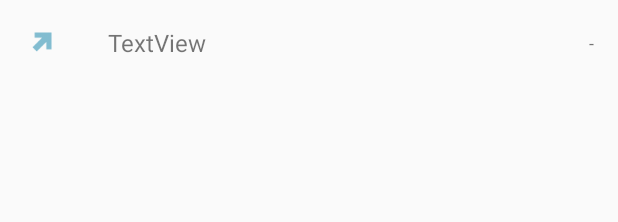
After one commit to stillping/capstone_project, an Android app: the layout trend_list_item_layout.xml on its own in the app's theme, with its tools: preview values and no code run, on a phone screen of 412 x 824 dp. The commit adds this screen. Shown: the top 222 px of the screen. Run offline under Robolectric (Android 15) with nearby library versions, the phone set to English and light mode, and no system bars.

Commit message:
trend list view ui improvements

```diff
--- a/app/src/main/java/uk/me/desiderio/shiftt/data/database/TrendsDao.java
+++ b/app/src/main/java/uk/me/desiderio/shiftt/data/database/TrendsDao.java
@@ -1,4 +1,6 @@
 package uk.me.desiderio.shiftt.data.database;
+
+import android.util.Log;
 
 import java.util.List;
 import java.util.stream.Collectors;
@@ -39,7 +41,7 @@ public abstract class TrendsDao {
     // QUERY
 
     @Transaction
-    @Query("SELECT * FROM trend")
+    @Query("SELECT * FROM trend ORDER BY tweet_volume DESC")
     public abstract LiveData<List<QueryTrendEnt>> getAllQueryTrends();
 
 
--- a/app/src/main/java/uk/me/desiderio/shiftt/ui/trendslist/TrendsListFragment.java
+++ b/app/src/main/java/uk/me/desiderio/shiftt/ui/trendslist/TrendsListFragment.java
@@ -69,8 +69,9 @@ public class TrendsListFragment extends Fragment {
         RecyclerView.LayoutManager layoutManager = new LinearLayoutManager(getContext());
         recyclerView.setLayoutManager(layoutManager);
 
-        adapter = new TrendsListAdapter();
+        adapter = new TrendsListAdapter(getContext());
         recyclerView.setAdapter(adapter);
+
 
         snackbarDelegate = new SnackbarDelegate(R.string
                                                         .snackbar_connected_message_trends_suffix,
--- /dev/null
+++ b/app/src/main/res/layout/trend_list_item_layout.xml
@@ -0,0 +1,40 @@
+<?xml version="1.0" encoding="utf-8"?>
+<androidx.constraintlayout.widget.ConstraintLayout xmlns:android="http://schemas.android.com/apk/res/android"
+    xmlns:app="http://schemas.android.com/apk/res-auto"
+    android:layout_width="match_parent"
+    android:layout_height="wrap_content">
+
+
+    <ImageView
+        android:id="@+id/trend_list_item_image_view"
+        android:layout_width="wrap_content"
+        android:layout_height="@dimen/list_item_height"
+        android:layout_marginStart="@dimen/list_item_default_internal_margin"
+        app:layout_constraintStart_toStartOf="parent"
+        app:layout_constraintTop_toTopOf="parent"
+        app:layout_constraintBottom_toBottomOf="parent"
+        android:tint="@color/colorAccent_a70"
+        app:srcCompat="@drawable/ic_arrow_trend" />
+
+    <TextView
+        android:id="@+id/trend_list_item_primary_text_view"
+        android:layout_width="wrap_content"
+        android:layout_height="wrap_content"
+        android:layout_marginStart="32dp"
+        android:textSize="16sp"
+        android:text="TextView"
+        app:layout_constraintStart_toEndOf="@+id/trend_list_item_image_view"
+        app:layout_constraintTop_toTopOf="parent"
+        app:layout_constraintBottom_toBottomOf="parent"/>
+
+    <TextView
+        android:id="@+id/trend_list_item_metadata_text_view"
+        android:layout_width="wrap_content"
+        android:layout_height="wrap_content"
+        android:layout_marginEnd="16dp"
+        android:textSize="12sp"
+        android:text="-"
+        app:layout_constraintEnd_toEndOf="parent"
+        app:layout_constraintTop_toTopOf="parent"
+        app:layout_constraintBottom_toBottomOf="parent"/>
+</androidx.constraintlayout.widget.ConstraintLayout>
--- a/app/src/main/res/values/colors.xml
+++ b/app/src/main/res/values/colors.xml
@@ -5,7 +5,10 @@
     <color name="colorAccent">#4DA0BC</color>
     <color name="colorAccentLight">#64D5FD</color>
 
-    <!-- use for the polygons fill and stroke-->
+    <!-- used for the polygons fill and stroke-->
     <color name="colorAccentLight_a50">#80B5FFFF</color>
     <color name="colorAccent_a70">#B34DA0BC</color>
+
+    <!-- used for the -->
+    <color name="colorLightOrange">#FF6D00</color>
 </resources>
--- a/app/src/main/res/values/dimens.xml
+++ b/app/src/main/res/values/dimens.xml
@@ -7,4 +7,6 @@
     <dimen name="toobar_vertical_internal_margin">8dp</dimen>
     <dimen name="map_top_button_margin">24dp</dimen>
     <dimen name="map_top_button_internal_margin">8dp</dimen>
+    <dimen name="list_item_height">56dp</dimen>
+    <dimen name="list_item_default_internal_margin">16dp</dimen>
 </resources>
```
Also changed, not shown: app/src/main/java/uk/me/desiderio/shiftt/ui/trendslist/TrendsListAdapter.java (+45 -5 lines).
